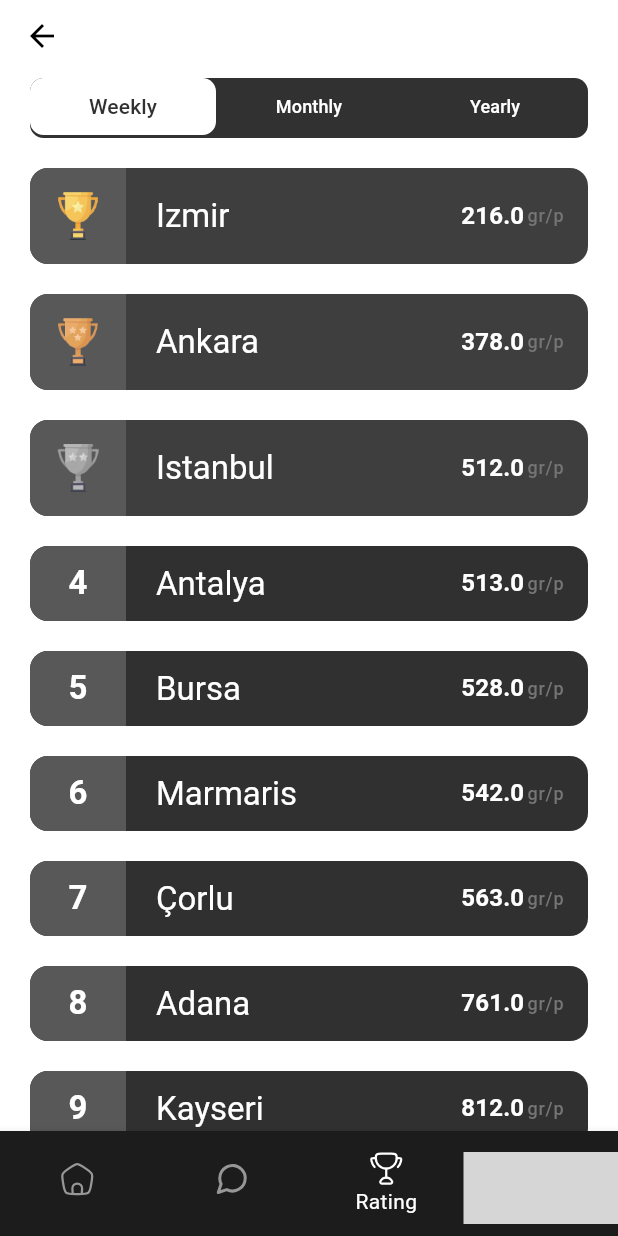
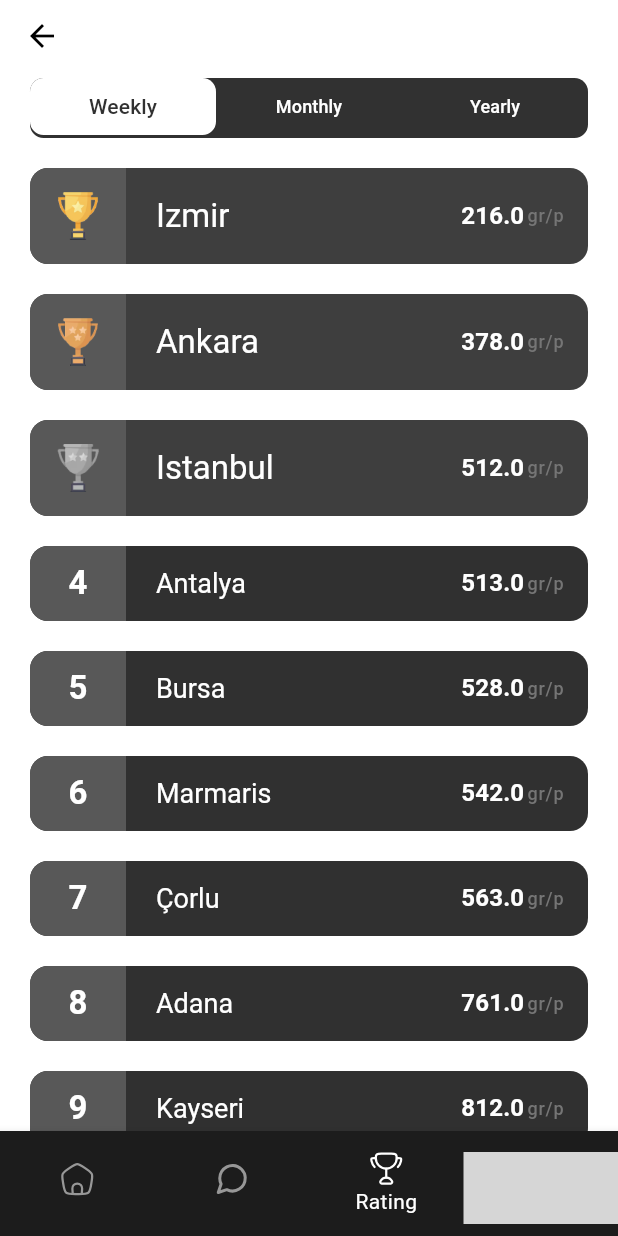
Before and after one commit to behzodfaiziev/nicless-flutter, a Flutter app: the RatingView screen opened by its route, on a phone screen of 412 x 824 dp. Run offline on Flutter 3.47's test engine with Material 3 defaults, Android fonts, the phone set to English and light mode, and no system bars; our stand-ins replace auto_route, cloud_firestore, dartz, dio, equatable, file_picker and 17 more; accounts and stored records are empty; grey boxes are pictures that could not be loaded.

Commit message:
updated rating ui

```diff
--- a/lib/features/rating/presentation/views/modules/rating_list_tile.dart
+++ b/lib/features/rating/presentation/views/modules/rating_list_tile.dart
@@ -3,6 +3,7 @@ import 'package:flutter/material.dart';
 import '../../../../../core/extensions/context_extension.dart';
 import '../../../../../product/theme/app_colors.dart';
 import '../../../../../product/utils/constants/asset_paths/images_const.dart';
+import '../../../../../product/utils/constants/ui_constants/font_size_const.dart';
 import '../../../../../product/utils/constants/ui_constants/padding_const.dart';
 import '../../../../../product/utils/constants/ui_constants/radius_const.dart';
 import '../../../../../product/utils/constants/ui_constants/size_const.dart';
@@ -41,14 +42,18 @@ class RatingListTile extends StatelessWidget {
             padding: PaddingConst.left20,
             child: Text(
               rating.name ?? '',
-              style: context.primaryTextTheme.displaySmall,
+              style: context.primaryTextTheme.displaySmall?.copyWith(
+                fontSize: isTopThree ? null : FontSizeConst.big,
+              ),
             ),
           ),
           Row(
             children: [
               Text(
                 rating.averageCO2.toString(),
-                style: context.primaryTextTheme.titleMedium,
+                style: context.primaryTextTheme.titleMedium?.copyWith(
+                  fontSize: isTopThree ? null : FontSizeConst.medium,
+                ),
               ),
               Padding(
                 padding: PaddingConst.left2 + PaddingConst.right16,
--- a/lib/product/utils/constants/app/credentials_const.dart
+++ b/lib/product/utils/constants/app/credentials_const.dart
@@ -1,3 +1,3 @@
 class CredentialsConst {
-  static const geminiApiKey = 'YOUR_API_KEY';
+  static const geminiApiKey = 'AIzaSyDqDUNHzT9W2-QzVMgwMiqy3PpTfhQvRK0';
 }
```
